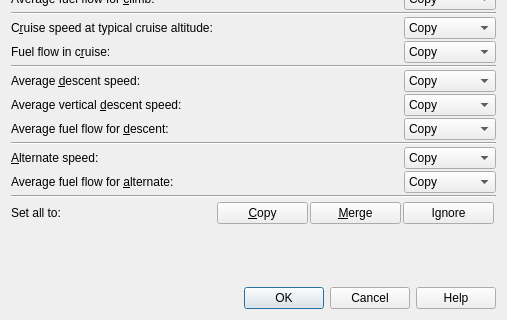
Before: the Qt Designer form src/perf/perfmergedialog.ui in albar965/littlenavmap, drawn with Qt 5; both pictures show x 0 to 507 and y 291 to 611 of the 507 by 611 pixel window.
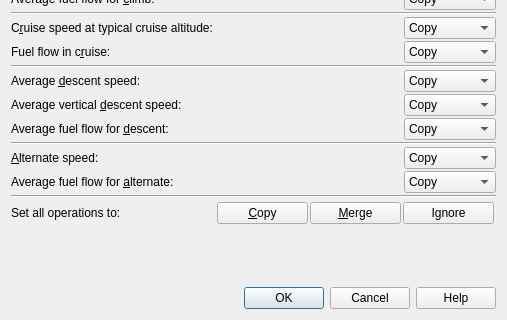
After: the same form once the commit is applied.

Diff of the .ui file:
```diff
--- a/src/perf/perfmergedialog.ui
+++ b/src/perf/perfmergedialog.ui
@@ -670,7 +670,7 @@
    <item row="30" column="0">
     <widget class="QLabel" name="labelAllValues">
      <property name="text">
-      <string>Set all to:</string>
+      <string>Set all operations to:</string>
      </property>
     </widget>
    </item>
```
